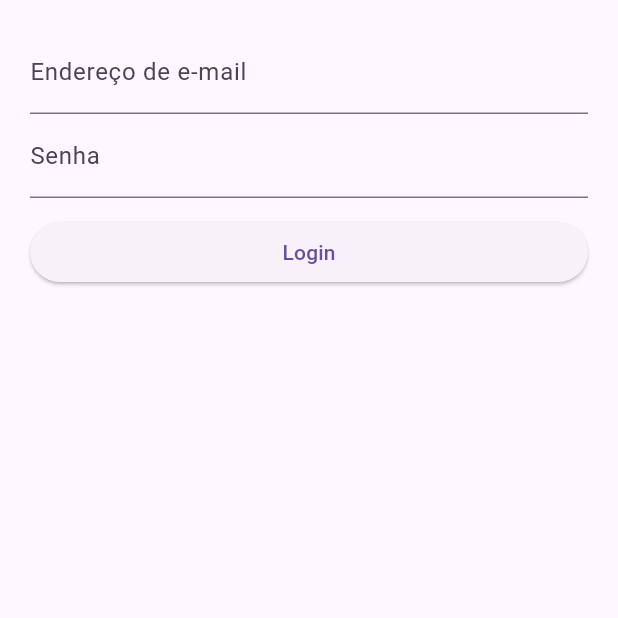
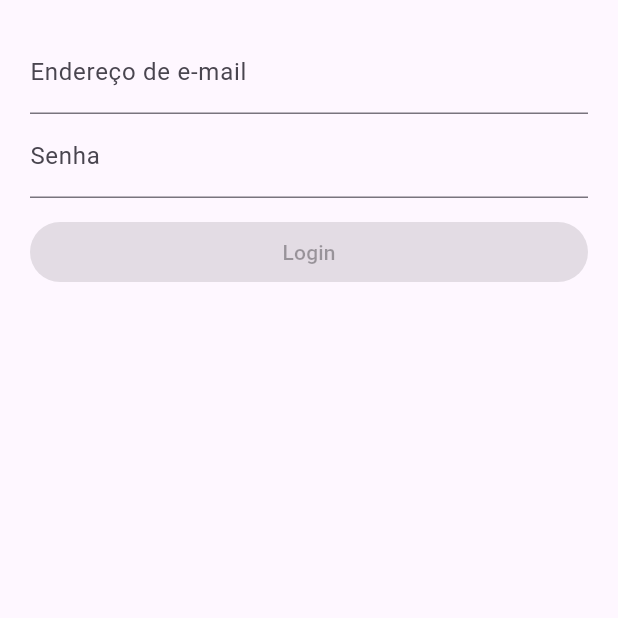
Before and after one commit to JoaoVitorSesma/2026_maua_ecm252_flutter, a Flutter app: the screen it shows after launch, on a phone screen of 412 x 824 dp, the top half of it. Run offline on Flutter 3.47's test engine with Material 3 defaults, Android fonts, the phone set to English and light mode, and no system bars; our stand-ins replace email_validator, rxdart.

Commit message:
feat(aula02-flutter): combine streams e controle o botao das paginas 67 a 81 (U8)

```diff
--- a/ap002_apostila_flutter_gerenciamento_de_estado/lib/src/blocs/bloc.dart
+++ b/ap002_apostila_flutter_gerenciamento_de_estado/lib/src/blocs/bloc.dart
@@ -1,13 +1,18 @@
 import 'dart:async';
+
+import 'package:rxdart/rxdart.dart';
 
 import 'validators.dart';
 
 class Bloc with Validators {
-  final _emailController = StreamController<String>();
-  final _passwordController = StreamController<String>();
+  final _emailController = StreamController<String>.broadcast();
+  final _passwordController = StreamController<String>.broadcast();
 
   Stream<String> get email => _emailController.stream.transform(validateEmail);
   Stream<String> get password => _passwordController.stream.transform(validatePassword);
+
+  Stream<bool> get emailPasswordAreOk =>
+      CombineLatestStream.combine2(email, password, (e, p) => true);
 
   Function(String) get changeEmail => _emailController.sink.add;
   Function(String) get changePassword => _passwordController.sink.add;
--- a/ap002_apostila_flutter_gerenciamento_de_estado/lib/src/telas/login_tela.dart
+++ b/ap002_apostila_flutter_gerenciamento_de_estado/lib/src/telas/login_tela.dart
@@ -57,6 +57,14 @@
   }
 
   Widget submitButton(Bloc bloc) {
-    return ElevatedButton(onPressed: () {}, child: Text('Login'));
+    return StreamBuilder(
+      stream: bloc.emailPasswordAreOk,
+      builder: (context, AsyncSnapshot<bool> snapshot) {
+        return ElevatedButton(
+          onPressed: snapshot.hasData ? () {} : null,
+          child: Text('Login'),
+        );
+      },
+    );
   }
 }
--- a/ap002_apostila_flutter_gerenciamento_de_estado/pubspec.yaml
+++ b/ap002_apostila_flutter_gerenciamento_de_estado/pubspec.yaml
@@ -35,6 +35,7 @@
   # Use with the CupertinoIcons class for iOS style icons.
   cupertino_icons: ^1.0.8
   email_validator: 2.1.16
+  rxdart: ^0.28.0
 
 dev_dependencies:
   flutter_test:
```
Also changed, not shown: ap002_apostila_flutter_gerenciamento_de_estado/pubspec.lock, 2 other files.
